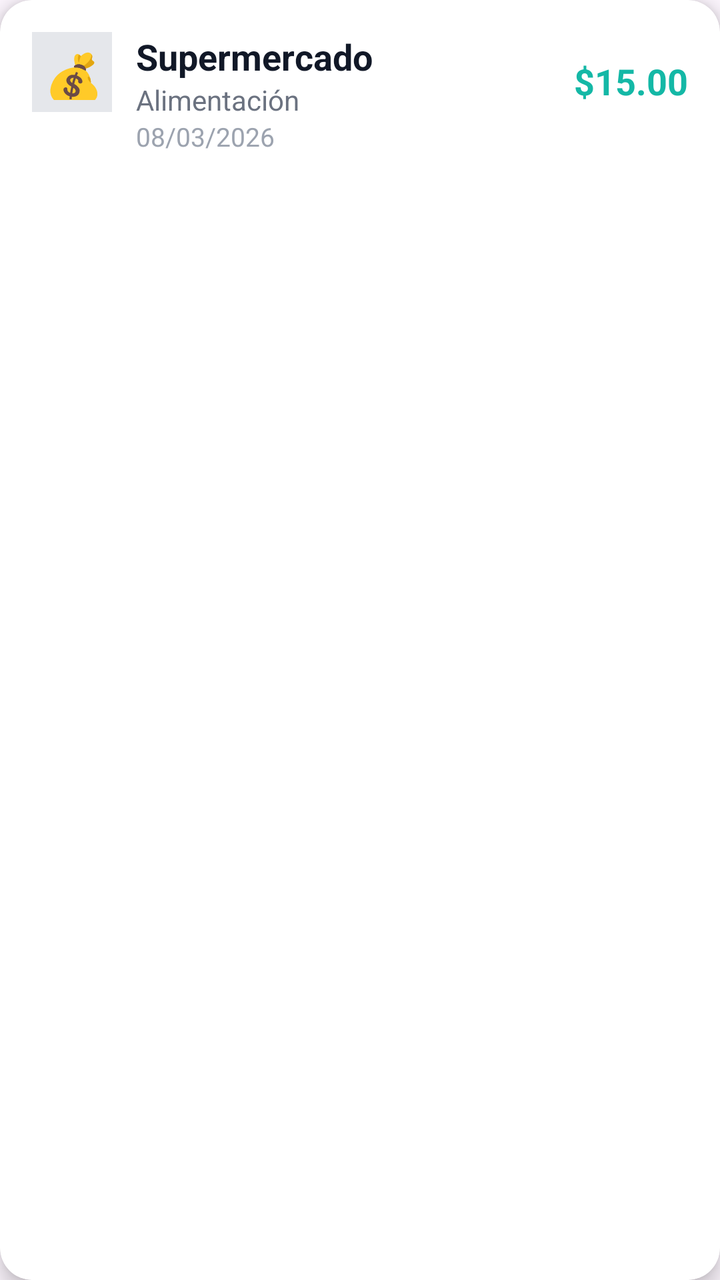
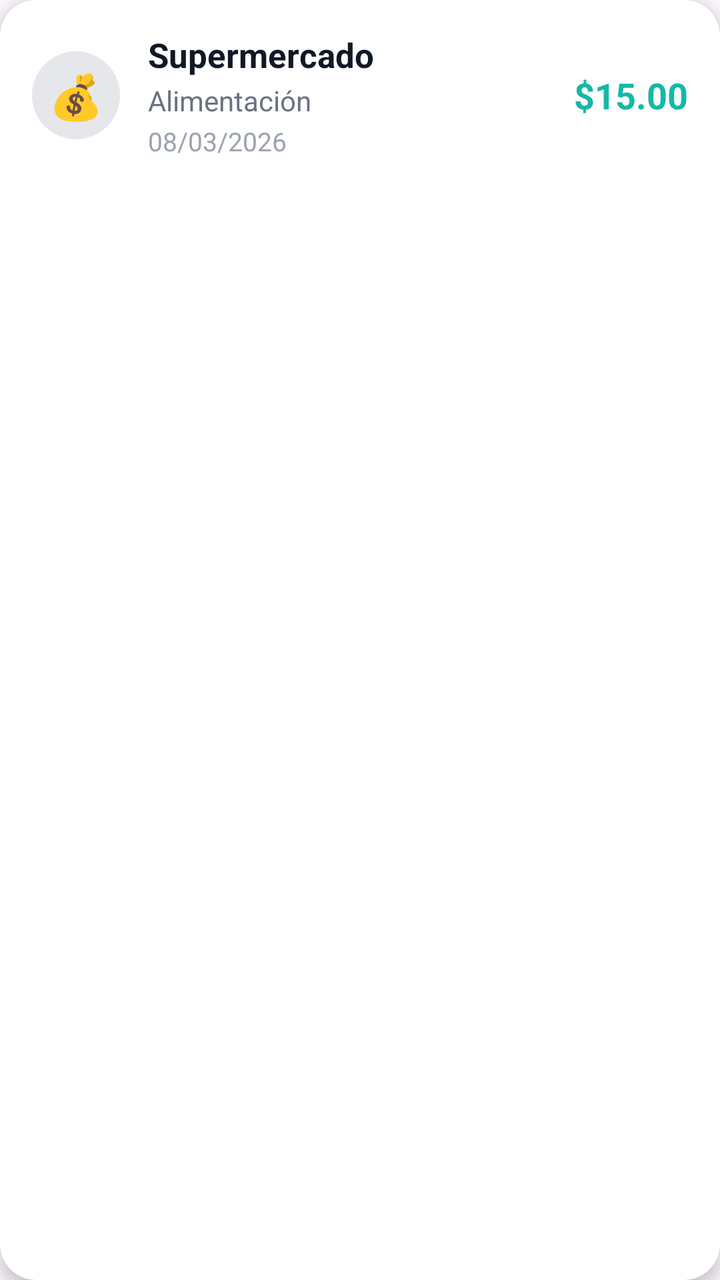

Before-and-after screenshots of an Android layout around one commit, followed by the original layout XML and the change that was made.
<!-- AndroidManifest.xml: application theme Theme.ControlGastos -->
<!-- res/layout/item_expense.xml -->
<?xml version="1.0" encoding="utf-8"?>
<androidx.cardview.widget.CardView xmlns:android="http://schemas.android.com/apk/res/android"
    xmlns:app="http://schemas.android.com/apk/res-auto"
    android:layout_width="match_parent"
    android:layout_height="wrap_content"
    android:layout_margin="8dp"
    app:cardCornerRadius="16dp"
    app:cardElevation="6dp"
    app:cardBackgroundColor="#FFFFFF">

    <LinearLayout
        android:layout_width="match_parent"
        android:layout_height="wrap_content"
        android:orientation="horizontal"
        android:padding="16dp">

        <TextView
            android:id="@+id/tvIcon"
            android:layout_width="40dp"
            android:layout_height="40dp"
            android:gravity="center"
            android:text="💰"
            android:background="#E5E7EB"
            android:padding="6dp"
            android:textSize="24sp" />

        <LinearLayout
            android:layout_width="0dp"
            android:layout_height="wrap_content"
            android:layout_weight="1"
            android:orientation="vertical"
            android:layout_marginStart="12dp">

            <TextView
                android:id="@+id/tvTitle"
                android:layout_width="wrap_content"
                android:layout_height="wrap_content"
                android:text="Supermercado"
                android:textColor="#111827"
                android:textSize="18sp"
                android:textStyle="bold" />

            <TextView
                android:id="@+id/tvCategory"
                android:layout_width="wrap_content"
                android:layout_height="wrap_content"
                android:text="Alimentación"
                android:textColor="#6B7280"
                android:textSize="14sp" />

            <TextView
                android:id="@+id/tvDate"
                android:layout_width="wrap_content"
                android:layout_height="wrap_content"
                android:text="08/03/2026"
                android:textColor="#9CA3AF"
                android:textSize="13sp" />

        </LinearLayout>

        <TextView
            android:id="@+id/tvAmount"
            android:layout_width="wrap_content"
            android:layout_height="wrap_content"
            android:text="$15.00"
            android:textColor="#14B8A6"
            android:textSize="18sp"
            android:textStyle="bold" />

    </LinearLayout>

</androidx.cardview.widget.CardView>
<!-- resources referenced by this layout -->
<resources>
  <style name="Theme.ControlGastos" parent="Base.Theme.ControlGastos" />
  <style name="Base.Theme.ControlGastos" parent="Theme.Material3.DayNight.NoActionBar">
          
          
      </style>
</resources>

<!-- the commit's change to res/layout/item_expense.xml (unified diff, before → after) -->
@@ -3,33 +3,36 @@
     xmlns:app="http://schemas.android.com/apk/res-auto"
     android:layout_width="match_parent"
     android:layout_height="wrap_content"
-    android:layout_margin="8dp"
-    app:cardCornerRadius="16dp"
-    app:cardElevation="6dp"
+    android:layout_marginStart="10dp"
+    android:layout_marginEnd="10dp"
+    android:layout_marginTop="6dp"
+    android:layout_marginBottom="6dp"
+    app:cardCornerRadius="18dp"
+    app:cardElevation="5dp"
     app:cardBackgroundColor="#FFFFFF">
 
     <LinearLayout
         android:layout_width="match_parent"
         android:layout_height="wrap_content"
         android:orientation="horizontal"
-        android:padding="16dp">
+        android:padding="16dp"
+        android:gravity="center_vertical">
 
         <TextView
             android:id="@+id/tvIcon"
-            android:layout_width="40dp"
-            android:layout_height="40dp"
+            android:layout_width="44dp"
+            android:layout_height="44dp"
             android:gravity="center"
             android:text="💰"
-            android:background="#E5E7EB"
-            android:padding="6dp"
-            android:textSize="24sp" />
+            android:background="@drawable/bg_icon_circle"
+            android:textSize="22sp" />
 
         <LinearLayout
             android:layout_width="0dp"
             android:layout_height="wrap_content"
             android:layout_weight="1"
             android:orientation="vertical"
-            android:layout_marginStart="12dp">
+            android:layout_marginStart="14dp">
 
             <TextView
                 android:id="@+id/tvTitle"
@@ -37,13 +40,14 @@
                 android:layout_height="wrap_content"
                 android:text="Supermercado"
                 android:textColor="#111827"
-                android:textSize="18sp"
+                android:textSize="17sp"
                 android:textStyle="bold" />
 
             <TextView
                 android:id="@+id/tvCategory"
                 android:layout_width="wrap_content"
                 android:layout_height="wrap_content"
+                android:layout_marginTop="2dp"
                 android:text="Alimentación"
                 android:textColor="#6B7280"
                 android:textSize="14sp" />
@@ -52,6 +56,7 @@
                 android:id="@+id/tvDate"
                 android:layout_width="wrap_content"
                 android:layout_height="wrap_content"
+                android:layout_marginTop="2dp"
                 android:text="08/03/2026"
                 android:textColor="#9CA3AF"
                 android:textSize="13sp" />
<!-- resource entries referenced after the edit -->
@@ -1,5 +1,11 @@
 <!-- resources referenced by this layout -->
 <resources>
+  <!-- drawable bg_icon_circle (drawable) -->
+  <?xml version="1.0" encoding="utf-8"?>
+  <shape xmlns:android="http://schemas.android.com/apk/res/android">
+      <solid android:color="#E5E7EB" />
+      <corners android:radius="22dp" />
+  </shape>
   <style name="Theme.ControlGastos" parent="Base.Theme.ControlGastos" />
   <style name="Base.Theme.ControlGastos" parent="Theme.Material3.DayNight.NoActionBar">
           
